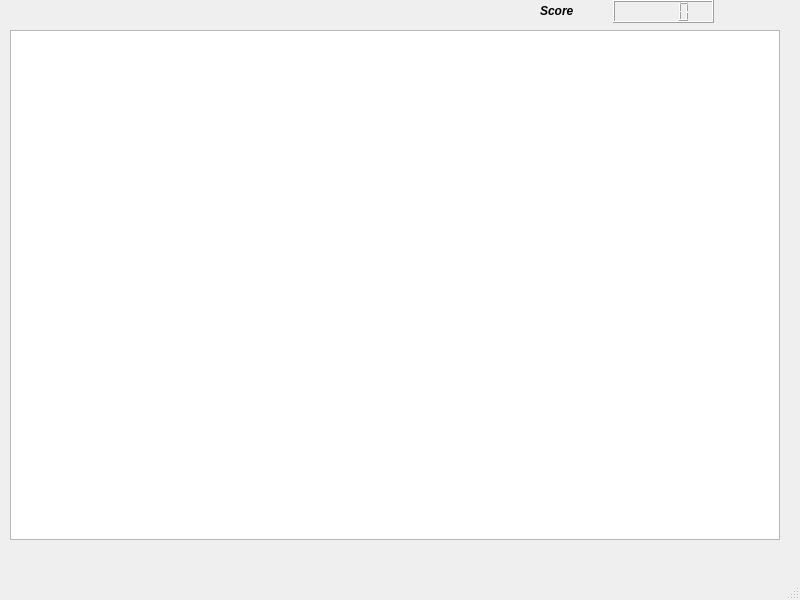
First picture: the form in pacman/mainwindow.ui, repository edissonchamorroc/PACMAN_, before the edit.
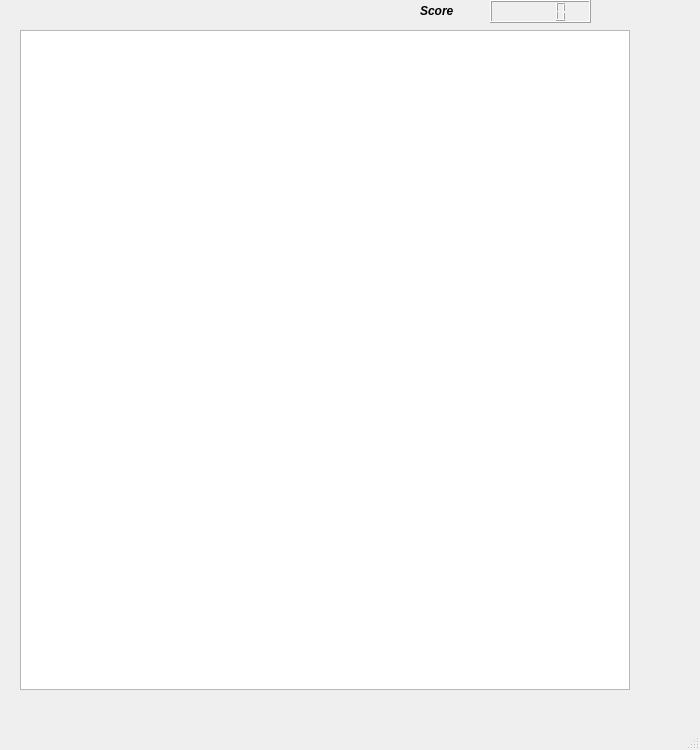
Second picture: the form after the edit.

Patch:
```diff
--- a/pacman/mainwindow.ui
+++ b/pacman/mainwindow.ui
@@ -6,8 +6,8 @@
    <rect>
     <x>0</x>
     <y>0</y>
-    <width>800</width>
-    <height>600</height>
+    <width>700</width>
+    <height>750</height>
    </rect>
   </property>
   <property name="windowTitle">
@@ -17,17 +17,17 @@
    <widget class="QGraphicsView" name="graphicsView">
     <property name="geometry">
      <rect>
-      <x>10</x>
+      <x>20</x>
       <y>30</y>
-      <width>770</width>
-      <height>510</height>
+      <width>610</width>
+      <height>660</height>
      </rect>
     </property>
    </widget>
    <widget class="QLCDNumber" name="puntaje">
     <property name="geometry">
      <rect>
-      <x>613</x>
+      <x>490</x>
       <y>0</y>
       <width>101</width>
       <height>23</height>
@@ -37,7 +37,7 @@
    <widget class="QLabel" name="label">
     <property name="geometry">
      <rect>
-      <x>540</x>
+      <x>420</x>
       <y>0</y>
       <width>71</width>
       <height>21</height>
```
Left out of the diff: 2 changed lines with no effect on the pictures.
